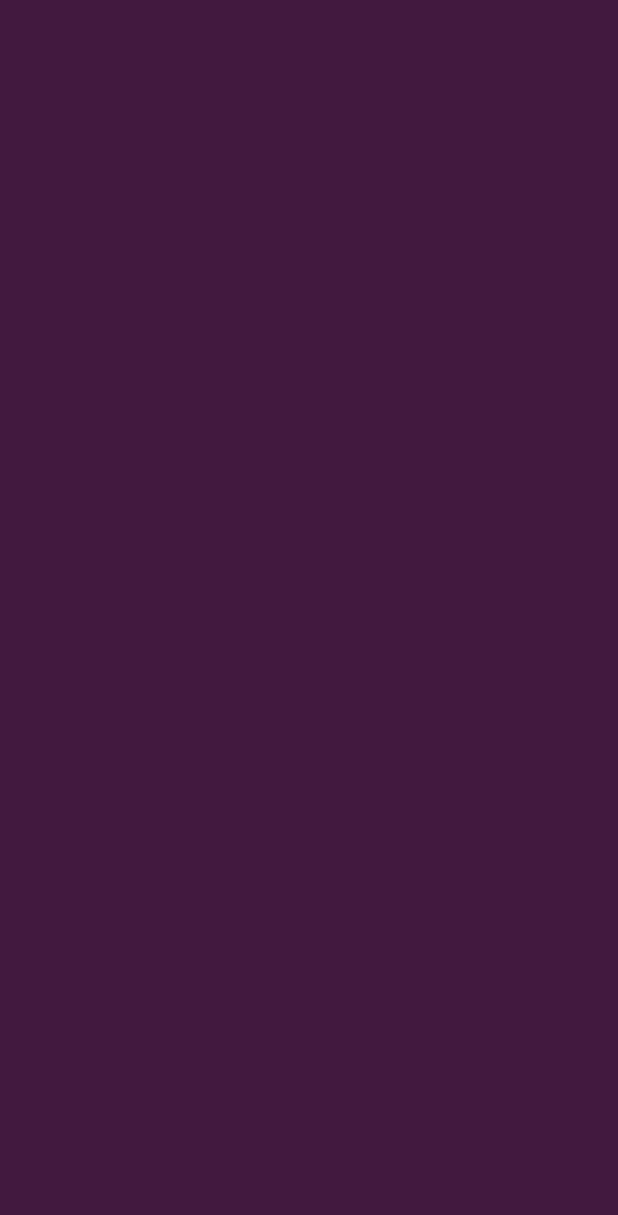
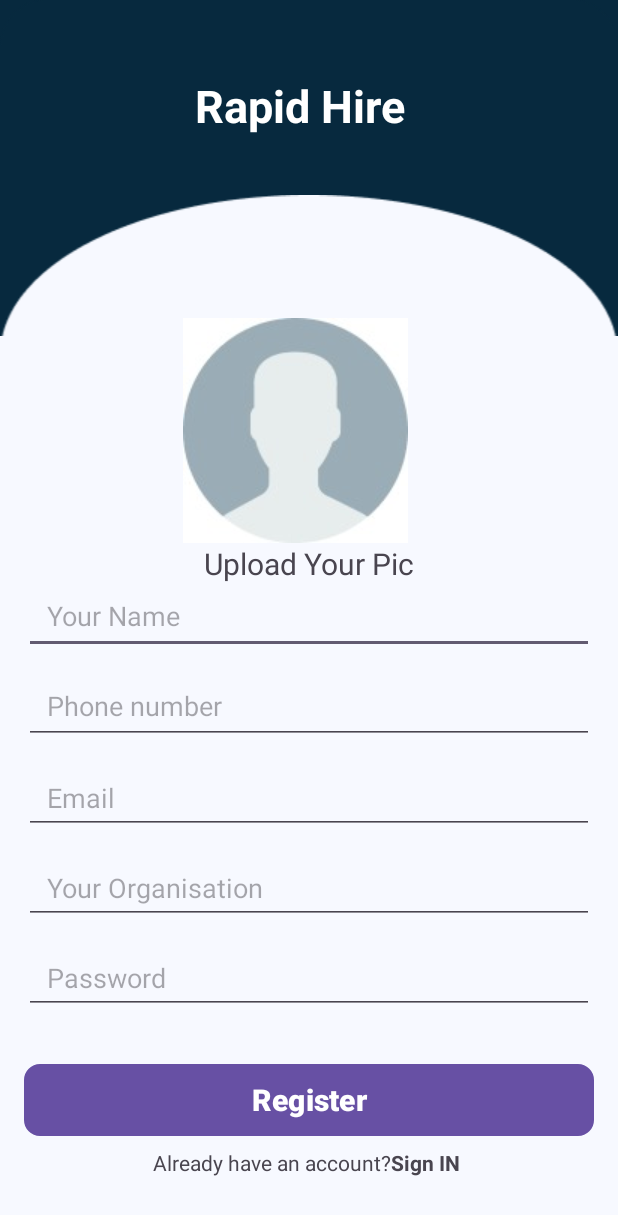
Before and after one commit to DSC-JSS-NOIDA/RAPIDHIRE-2.0, an Android app: the screen it shows after launch (SplashScreen before the commit, LoginActivity after it), on a phone screen of 412 x 824 dp. Before the commit the part shown is empty. Shown: the top 1215 px of the screen. Run offline under Robolectric (Android 15) with nearby library versions, the phone set to English and light mode, and no system bars.

Commit message:
my commit

```diff
--- a/app/src/main/java/com/example/rapidhire20/SplashScreen.kt
+++ b/app/src/main/java/com/example/rapidhire20/SplashScreen.kt
@@ -1,5 +1,6 @@
 package com.example.rapidhire20
 
+import android.content.Intent
 import androidx.appcompat.app.AppCompatActivity
 import android.os.Bundle
 
@@ -7,6 +8,14 @@ class SplashScreen : AppCompatActivity() {
     override fun onCreate(savedInstanceState: Bundle?) {
         super.onCreate(savedInstanceState)
         setContentView(R.layout.activity_splash_screen)
+        val handler = android.os.Handler()
+
+
+            handler.postDelayed({
+            val intent = Intent(this, LoginActivity::class.java)
+            startActivity(intent)
+            finish()
+        }, 3000)
 
     }
 }
--- /dev/null
+++ b/app/src/main/res/drawable/button.xml
@@ -0,0 +1,9 @@
+<?xml version="1.0" encoding="utf-8"?>
+<shape xmlns:android="http://schemas.android.com/apk/res/android">
+    <solid android:color="#07293E" />
+    <corners android:radius="10dp" />
+    <stroke
+        android:width="1dp"
+        android:color="#07293E" />
+
+</shape>
--- a/app/src/main/res/layout/activity_login.xml
+++ b/app/src/main/res/layout/activity_login.xml
@@ -4,75 +4,212 @@
     xmlns:tools="http://schemas.android.com/tools"
     android:layout_width="match_parent"
     android:layout_height="match_parent"
+    android:background="#07293E"
     tools:context=".LoginActivity">
+
+    <ImageView
+        android:id="@+id/imageView2"
+        android:layout_width="match_parent"
+        android:layout_height="250dp"
+        android:scaleType="fitXY"
+        android:src="@drawable/rectangle"
+        app:layout_constraintEnd_toEndOf="parent"
+        app:layout_constraintStart_toStartOf="parent"
+        app:layout_constraintTop_toTopOf="parent" />
+    <TextView
+        android:layout_width="wrap_content"
+        android:layout_height="wrap_content"
+        android:text="Rapid Hire"
+        android:textColor="#FFFFFF"
+        android:textSize="30sp"
+        android:textStyle="bold"
+        android:layout_marginTop="50dp"
+        android:layout_marginLeft="130dp"
+        app:layout_constraintStart_toStartOf="parent"
+        app:layout_constraintTop_toTopOf="parent"/>
+
 
 
     <ImageView
-        android:id="@+id/profilePic"
         android:layout_width="match_parent"
-        android:layout_height="175dp"
-        android:layout_marginTop="140dp"
-        android:src="@drawable/profilepic"
+        android:layout_height="wrap_content"
+        android:src="@drawable/elips"
         app:layout_constraintEnd_toEndOf="parent"
-        app:layout_constraintHorizontal_bias="0.0"
         app:layout_constraintStart_toStartOf="parent"
-        app:layout_constraintTop_toTopOf="parent" />
+        app:layout_constraintTop_toTopOf="parent"
+        android:layout_marginTop="130dp"/>
+
 
     <LinearLayout
         android:layout_width="match_parent"
-        android:layout_height="wrap_content"
+        android:layout_height="600dp"
+        android:background="#F7F9FF"
         android:orientation="vertical"
-        app:layout_constraintEnd_toEndOf="parent"
-        app:layout_constraintStart_toStartOf="parent"
-        app:layout_constraintTop_toBottomOf="@id/profilePic"
-        android:layout_margin="16dp">
+        app:layout_constraintBottom_toBottomOf="parent" >
 
 
-        <EditText
-            android:id="@+id/etName"
+    </LinearLayout>
+    <LinearLayout
+        android:layout_width="match_parent"
+        android:layout_height="match_parent"
+        android:orientation="vertical"
+        android:layout_marginTop="200dp"
+        app:layout_constraintBottom_toBottomOf="parent"
+        app:layout_constraintTop_toTopOf="parent">
+        <FrameLayout
             android:layout_width="match_parent"
-            android:layout_height="45sp"
-            android:background="@drawable/custom_input"
-            android:hint="Your Name"
-            android:paddingLeft="16dp"
-            android:textStyle="bold"
-            android:inputType="text"
-            android:layout_marginTop="30dp"
-            app:layout_constraintEnd_toEndOf="parent"
-            app:layout_constraintHorizontal_bias="0.5"
-            app:layout_constraintStart_toStartOf="parent"
-            app:layout_constraintTop_toBottomOf="@+id/profilePic" />
+            android:layout_height="match_parent">
 
-        <EditText
-            android:id="@+id/enterPass"
-            android:layout_width="match_parent"
-            android:layout_height="45sp"
-            android:layout_marginTop="16dp"
-            android:background="@drawable/custom_input"
-            android:hint="Enter Password"
-            android:paddingLeft="16dp"
-            android:textStyle="bold"
-            android:inputType="textPassword"
-            app:layout_constraintEnd_toEndOf="parent"
-            app:layout_constraintHorizontal_bias="0.0"
-            app:layout_constraintStart_toStartOf="parent"
-            app:layout_constraintTop_toBottomOf="@+id/etName" />
+            <LinearLayout
+                android:layout_marginTop="12dp"
+                android:layout_marginLeft="122dp"
+                android:layout_marginRight="122dp"
+                android:orientation="vertical"
+                android:layout_width="match_parent"
+                android:layout_height="wrap_content"
+                android:layout_gravity="top">
 
-        <Button
-            android:id="@+id/logIn"
-            android:layout_width="match_parent"
-            android:layout_height="55sp"
-            android:layout_marginTop="24dp"
-            android:backgroundTint="#266E85"
-            android:text="Log in"
-            android:textColor="@color/white"
-            android:textStyle="bold"
-            app:cornerRadius="10dp"
-            android:textAllCaps="false"
-            android:textSize="16dp"
-            />
+                <ImageView
+                    android:id="@+id/imageView"
+                    android:layout_width="wrap_content"
+                    android:layout_height="match_parent"
+                    android:src="@drawable/userimage"
+                    android:contentDescription="User Profile Picture" />
+                <TextView
+                    android:layout_width="match_parent"
+                    android:layout_height="wrap_content"
+                    android:text="Upload Your Pic"
+                    android:textAlignment="center"
+                    android:textSize="20sp"/>
+
+            </LinearLayout>
+
+            <LinearLayout
+                android:layout_width="match_parent"
+                android:layout_height="wrap_content"
+                android:layout_gravity="center_vertical"
+                android:layout_marginHorizontal="16dp"
+                android:layout_marginTop="20dp"
+                android:orientation="vertical">
+
+                <EditText
+                    android:id="@+id/registerUsername"
+                    android:layout_width="match_parent"
+                    android:layout_height="48dp"
+                    android:height="48dp"
+                    android:ems="10"
+                    android:hint="Your Name"
+                    android:includeFontPadding="false"
+                    android:paddingHorizontal="15dp" />
+
+                <EditText
+                    android:id="@+id/registerPhone"
+                    android:layout_width="match_parent"
+                    android:layout_height="48dp"
+                    android:layout_marginTop="12dp"
+                    android:height="48dp"
+                    android:ems="10"
+                    android:hint="Phone number"
+                    android:includeFontPadding="false"
+                    android:inputType="number"
+                    android:paddingHorizontal="15dp" />
+
+                <EditText
+                    android:id="@+id/registerEmail"
+                    android:layout_width="match_parent"
+                    android:layout_height="48dp"
+                    android:layout_marginTop="12dp"
+                    android:height="48dp"
+                    android:ems="10"
+                    android:hint="Email"
+                    android:inputType="textEmailAddress"
+                    android:paddingHorizontal="15dp" />
+
+                <EditText
+                    android:id="@+id/registerOrganisation"
+                    android:layout_width="match_parent"
+                    android:layout_height="48dp"
+                    android:layout_marginTop="12dp"
+                    android:height="48dp"
+                    android:ems="10"
+                    android:hint="Your Organisation"
+                    android:paddingHorizontal="15dp" />
+
+                <EditText
+                    android:id="@+id/registerPassword"
+                    android:layout_width="match_parent"
+                    android:layout_height="48dp"
+                    android:layout_marginTop="12dp"
+                    android:ems="10"
+                    android:hint="Password"
+                    android:inputType="textPassword"
+                    android:paddingHorizontal="15dp" />
+
+            </LinearLayout>
+
+            <LinearLayout
+                android:layout_width="match_parent"
+                android:layout_height="wrap_content"
+                android:layout_gravity="bottom"
+                android:layout_marginBottom="40dp"
+                android:orientation="vertical">
+
+                <Button
+                    android:id="@+id/btn_register"
+                    android:layout_width="match_parent"
+                    android:layout_height="48dp"
+                    android:layout_marginStart="16dp"
+                    android:layout_marginTop="30dp"
+                    android:layout_marginEnd="16dp"
+                    android:layout_marginBottom="5dp"
+                    android:background="@drawable/button"
+                    android:gravity="center"
+                    android:text="Register"
+                    android:textSize="20sp"
+                    android:textStyle="bold"
+                    app:layout_constraintEnd_toEndOf="parent"
+                    app:layout_constraintStart_toStartOf="parent" />
+
+                <LinearLayout
+                    android:id="@+id/No_Account_Register"
+                    android:layout_width="match_parent"
+                    android:layout_height="wrap_content"
+                    android:gravity="center"
+                    android:orientation="horizontal">
+
+                    <TextView
+                        android:id="@+id/tv_Account_register"
+                        android:layout_width="wrap_content"
+                        android:layout_height="wrap_content"
+                        android:layout_gravity="center"
+                        android:layout_marginTop="2dp"
+                        android:text="Already have an account?" />
+
+                    <TextView
+                        android:id="@+id/tv_signin"
+                        android:layout_width="wrap_content"
+                        android:layout_height="wrap_content"
+                        android:layout_gravity="center"
+                        android:layout_marginTop="2dp"
+                        android:text="Sign IN "
+                        android:textStyle="bold" />
+                </LinearLayout>
+
+            </LinearLayout>
+
+            <com.google.android.material.textfield.TextInputLayout
+                android:layout_width="match_parent"
+                android:layout_height="wrap_content">
+
+            </com.google.android.material.textfield.TextInputLayout>
+
+
+        </FrameLayout>
 
     </LinearLayout>
 
 
+
+
+
 </androidx.constraintlayout.widget.ConstraintLayout>
```
Also changed, not shown: app/src/main/res/drawable/elips.png (added), app/src/main/res/drawable/rectangle.png (added).
